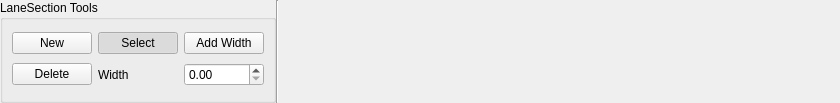
Above: src/OpenCOVER/DrivingSim/oddlot/src/gui/tools/LaneRibbon.ui from hlrs-vis/covise before the change. Below: the same form after it.
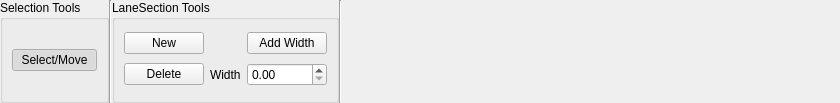
That is the form after the change.

Commit message: selection tool changed, move several signals and objects

```diff
--- a/src/OpenCOVER/DrivingSim/oddlot/src/gui/tools/LaneRibbon.ui
+++ b/src/OpenCOVER/DrivingSim/oddlot/src/gui/tools/LaneRibbon.ui
@@ -35,6 +35,35 @@
    <property name="bottomMargin">
     <number>0</number>
    </property>
+   <item>
+    <widget class="QGroupBox" name="selectionBox">
+     <property name="title">
+      <string>Selection Tools</string>
+     </property>
+     <layout class="QGridLayout" name="gridLayout_6">
+      <item row="1" column="0">
+       <widget class="QPushButton" name="select">
+        <property name="text">
+         <string>Select/Move</string>
+        </property>
+        <property name="checkable">
+         <bool>true</bool>
+        </property>
+        <property name="checked">
+         <bool>true</bool>
+        </property>
+       </widget>
+      </item>
+     </layout>
+    </widget>
+   </item>
+   <item>
+    <widget class="Line" name="line_type_2">
+     <property name="orientation">
+      <enum>Qt::Vertical</enum>
+     </property>
+    </widget>
+   </item>
    <item>
     <widget class="QGroupBox" name="laneBox">
      <property name="title">
@@ -68,19 +97,6 @@
         </property>
        </widget>
       </item>
-      <item row="1" column="1">
-       <widget class="QPushButton" name="laneSelect">
-        <property name="text">
-         <string>Select</string>
-        </property>
-        <property name="checkable">
-         <bool>true</bool>
-        </property>
-        <property name="checked">
-         <bool>true</bool>
-        </property>
-       </widget>
-      </item>
       <item row="2" column="2">
        <widget class="QDoubleSpinBox" name="widthEdit"/>
       </item>
```
The commit also changes 51 other files.
